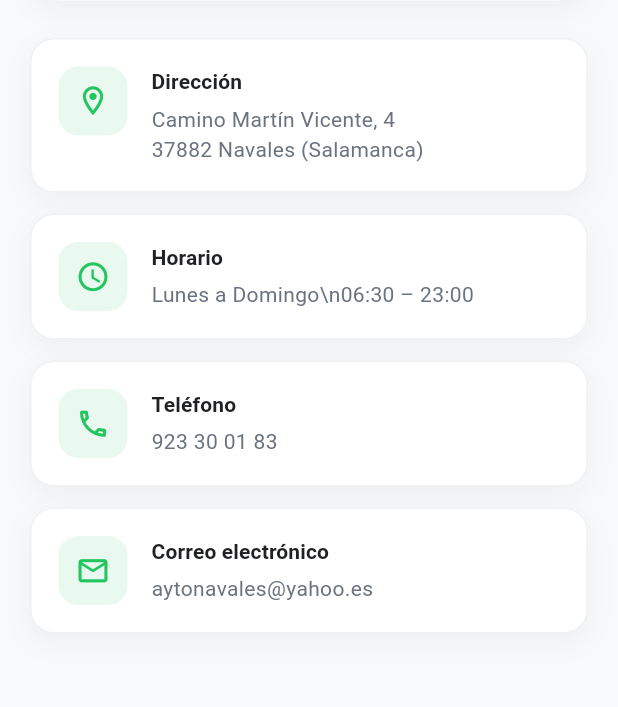
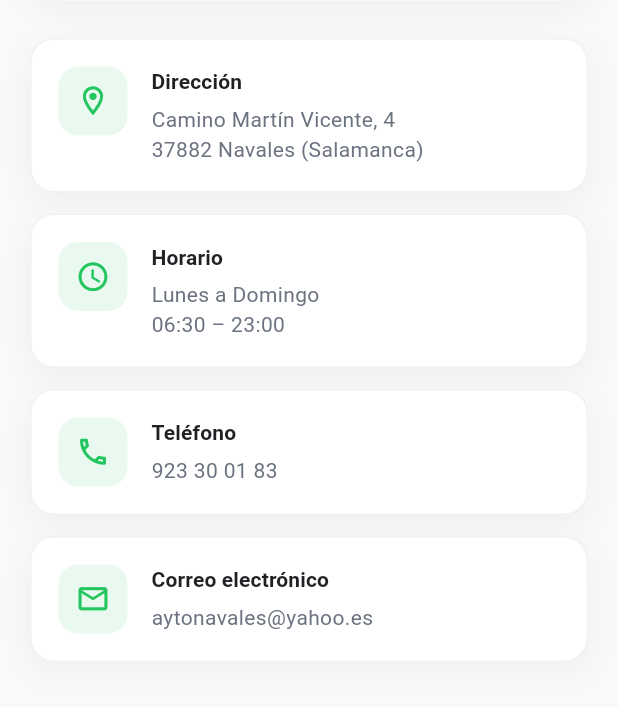
Before and after one commit to MarCarELiDaA/plataforma-clubes-deportivos, a Flutter app: the InfoScreen screen opened directly, on a phone screen of 412 x 824 dp, the part 529-1236 px from its top. Run offline on Flutter 3.47's test engine with Material 3 defaults, Android fonts, the phone set to English and light mode, and no system bars; our stand-ins replace cloud_firestore, connectivity_plus, firebase_auth, firebase_core, flutter_local_notifications, google_sign_in and 2 more; accounts and stored records are empty.

Commit message:
Configurar modulo de reservas por club

```diff
--- a/lib/config/club/club_config_actual.dart
+++ b/lib/config/club/club_config_actual.dart
@@ -9,12 +9,23 @@ class ClubConfigActual {
     telefono: '923 30 01 83',
     email: 'aytonavales@yahoo.es',
     direccion: 'Camino Martín Vicente, 4\n37882 Navales (Salamanca)',
-    horario: 'Lunes a Domingo\\n06:30 – 23:00',
+    horario: 'Lunes a Domingo\n06:30 – 23:00',
     fondo: 'assets/images/fondo.png',
 
     administradores: [
       'martin.bautista.sanchez@gmail.com',
     ],
+
+    // Módulos funcionales activos para este cliente.
+    modulos: {
+      'reservations': true,
+      'payments': false,
+      'accessControl': false,
+      'notifications': true,
+      'matches': false,
+      'ranking': false,
+    },
+
     instalaciones: [
       Instalacion(
         id: 'pista_padel_1',
@@ -22,7 +33,6 @@ class ClubConfigActual {
         tipo: 'Pista de pádel',
         descripcion: 'Pista de pádel municipal',
         imagen: 'assets/images/pistanavales.png',
-
         horarios: [
           '06:30',
           '08:00',
@@ -37,9 +47,7 @@ class ClubConfigActual {
           '21:30',
           '23:00',
         ],
-
         duracionReservaMinutos: 90,
-
         normas: [
           'Máximo 2 reservas por usuario y día.',
           'Las reservas del mismo día no pueden ser consecutivas.',
@@ -47,7 +55,6 @@ class ClubConfigActual {
           'Las reservas pueden cancelarse hasta 1 hora antes.',
           'Las reservas no son transferibles.',
         ],
-
         reservasActivas: true,
         pagosActivos: false,
         accesoDigitalActivo: false,
--- a/lib/models/club/club_config.dart
+++ b/lib/models/club/club_config.dart
@@ -13,6 +13,9 @@ class ClubConfig {
   final List<Instalacion> instalaciones;
   final List<String> administradores;
 
+  /// Módulos funcionales activos para este cliente.
+  final Map<String, bool> modulos;
+
   const ClubConfig({
     required this.nombre,
     required this.deporte,
@@ -24,5 +27,11 @@ class ClubConfig {
     required this.fondo,
     required this.instalaciones,
     required this.administradores,
+    this.modulos = const {},
   });
+
+  /// Indica si un módulo está activo.
+  bool moduloActivo(String modulo) {
+    return modulos[modulo] ?? false;
+  }
 }
```
Also changed, not shown: lib/screens/home_screen.dart (+17 -0 lines).
